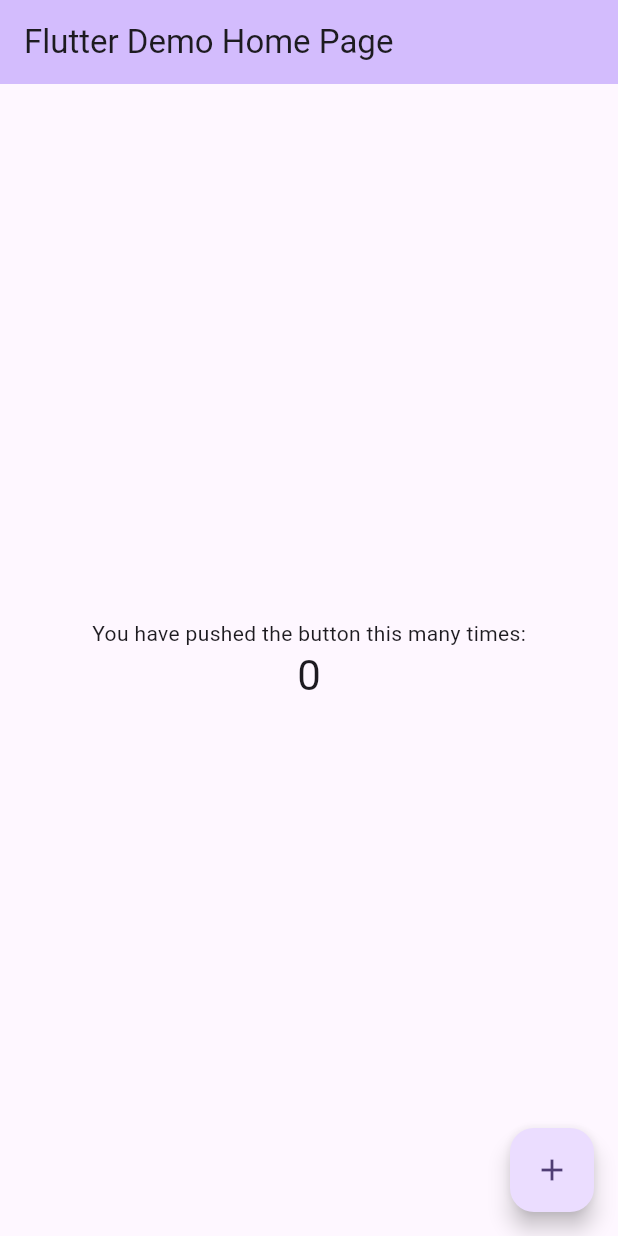
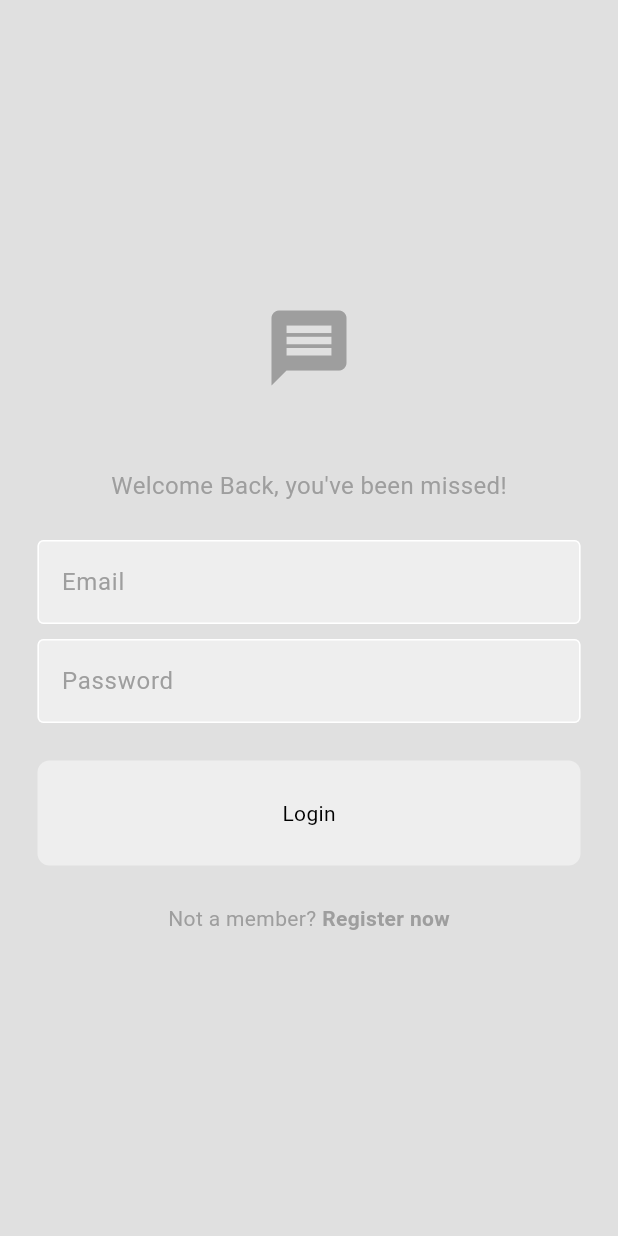
Before and after one commit to iPadKID27/yapping-time, a Flutter app: the screen it shows after launch, on a phone screen of 412 x 824 dp. Run offline on Flutter 3.47's test engine with Material 3 defaults, Android fonts, the phone set to English and light mode, and no system bars.

Commit message:
Add Light mode, Login and Register page

```diff
--- /dev/null
+++ b/lib/auth/loginOrRegister.dart
@@ -0,0 +1,33 @@
+import 'package:flutter/material.dart';
+import 'package:yappingtime/pages/loginPage.dart';
+import 'package:yappingtime/pages/registerPage.dart';
+
+class LoginOrRegisterPage extends StatefulWidget {
+  const LoginOrRegisterPage({super.key});
+
+  @override
+  State<LoginOrRegisterPage> createState() => _LoginOrRegisterPageState();
+}
+
+class _LoginOrRegisterPageState extends State<LoginOrRegisterPage> {
+  bool showLoginPage = true;
+
+  void togglePage() {
+    setState(() {
+      showLoginPage = !showLoginPage;
+    });
+  }
+
+  @override
+  Widget build(BuildContext context) {
+    if (showLoginPage) {
+      return LoginPage(
+        onTap: togglePage,
+      );
+    } else {
+      return RegisterPage(
+        onTap: togglePage,
+      );
+    }
+  }
+}
--- /dev/null
+++ b/lib/components/myButton.dart
@@ -0,0 +1,31 @@
+import 'package:flutter/material.dart';
+
+class MyButton extends StatelessWidget {
+
+  final String text;
+  final void Function()? onTap;
+
+  const MyButton({
+    super.key,
+    required this.text,
+    required this.onTap,
+  });
+
+  @override
+  Widget build(BuildContext context) {
+    return GestureDetector(
+      onTap: onTap,
+      child: Container(
+        decoration: BoxDecoration(
+          color: Theme.of(context).colorScheme.secondary,
+          borderRadius: BorderRadius.circular(8.0),
+        ),
+        padding: EdgeInsets.all(25),
+        margin: EdgeInsets.symmetric(horizontal: 25.0),
+        child: Center(
+          child: Text(text),
+        ),
+      ),
+    );
+  }
+}
--- /dev/null
+++ b/lib/components/myTextfield.dart
@@ -0,0 +1,41 @@
+import 'package:flutter/material.dart';
+
+class MyTestField extends StatelessWidget {
+  final String hintText;
+  final bool obscureText;
+  final TextEditingController controller;
+
+  const MyTestField({
+    super.key,
+    required this.hintText,
+    required this.obscureText,
+    required this.controller,
+  });
+
+  @override
+  Widget build(BuildContext context) {
+    return Padding(
+      padding: const EdgeInsets.symmetric(horizontal: 25.0),
+      child: TextField(
+        obscureText: obscureText,
+        controller: controller,
+        decoration: InputDecoration(
+          enabledBorder: OutlineInputBorder(
+            borderSide: BorderSide(
+              color: Theme.of(context).colorScheme.tertiary,
+            ),
+          ),
+          focusedBorder: OutlineInputBorder(
+            borderSide: BorderSide(
+              color: Theme.of(context).colorScheme.primary,
+            ),
+          ),
+          fillColor: Theme.of(context).colorScheme.secondary,
+          filled: true,
+          hintText: hintText,
+          hintStyle: TextStyle(color: Theme.of(context).colorScheme.primary),
+        ),
+      ),
+    );
+  }
+}
--- a/lib/main.dart
+++ b/lib/main.dart
@@ -1,4 +1,6 @@
 import 'package:flutter/material.dart';
+import 'package:yappingtime/auth/loginOrRegister.dart';
+import 'package:yappingtime/themes/lightMode.dart';
 
 void main() {
   runApp(const MyApp());
@@ -7,116 +9,13 @@
 class MyApp extends StatelessWidget {
   const MyApp({super.key});
 
-  // This widget is the root of your application.
+
   @override
   Widget build(BuildContext context) {
     return MaterialApp(
-      title: 'Flutter Demo',
-      theme: ThemeData(
-        // This is the theme of your application.
-        //
-        // TRY THIS: Try running your application with "flutter run". You'll see
-        // the application has a purple toolbar. Then, without quitting the app,
-        // try changing the seedColor in the colorScheme below to Colors.green
-        // and then invoke "hot reload" (save your changes or press the "hot
-        // reload" button in a Flutter-supported IDE, or press "r" if you used
-        // the command line to start the app).
-        //
-        // Notice that the counter didn't reset back to zero; the application
-        // state is not lost during the reload. To reset the state, use hot
-        // restart instead.
-        //
-        // This works for code too, not just values: Most code changes can be
-        // tested with just a hot reload.
-        colorScheme: ColorScheme.fromSeed(seedColor: Colors.deepPurple),
-      ),
-      home: const MyHomePage(title: 'Flutter Demo Home Page'),
+      debugShowCheckedModeBanner: false,
+      home: LoginOrRegisterPage(),
+      theme: lightMode,
     );
   }
 }
-
-class MyHomePage extends StatefulWidget {
-  const MyHomePage({super.key, required this.title});
-
-  // This widget is the home page of your application. It is stateful, meaning
-  // that it has a State object (defined below) that contains fields that affect
-  // how it looks.
-
-  // This class is the configuration for the state. It holds the values (in this
-  // case the title) provided by the parent (in this case the App widget) and
-  // used by the build method of the State. Fields in a Widget subclass are
-  // always marked "final".
-
-  final String title;
-
-  @override
-  State<MyHomePage> createState() => _MyHomePageState();
-}
-
-class _MyHomePageState extends State<MyHomePage> {
-  int _counter = 0;
-
-  void _incrementCounter() {
-    setState(() {
-      // This call to setState tells the Flutter framework that something has
-      // changed in this State, which causes it to rerun the build method below
-      // so that the display can reflect the updated values. If we changed
-      // _counter without calling setState(), then the build method would not be
-      // called again, and so nothing would appear to happen.
-      _counter++;
-    });
-  }
-
-  @override
-  Widget build(BuildContext context) {
-    // This method is rerun every time setState is called, for instance as done
-    // by the _incrementCounter method above.
-    //
-    // The Flutter framework has been optimized to make rerunning build methods
-    // fast, so that you can just rebuild anything that needs updating rather
-    // than having to individually change instances of widgets.
-    return Scaffold(
-      appBar: AppBar(
-        // TRY THIS: Try changing the color here to a specific color (to
-        // Colors.amber, perhaps?) and trigger a hot reload to see the AppBar
-        // change color while the other colors stay the same.
-        backgroundColor: Theme.of(context).colorScheme.inversePrimary,
-        // Here we take the value from the MyHomePage object that was created by
-        // the App.build method, and use it to set our appbar title.
-        title: Text(widget.title),
-      ),
-      body: Center(
-        // Center is a layout widget. It takes a single child and positions it
-        // in the middle of the parent.
-        child: Column(
-          // Column is also a layout widget. It takes a list of children and
-          // arranges them vertically. By default, it sizes itself to fit its
-          // children horizontally, and tries to be as tall as its parent.
-          //
-          // Column has various properties to control how it sizes itself and
-          // how it positions its children. Here we use mainAxisAlignment to
-          // center the children vertically; the main axis here is the vertical
-          // axis because Columns are vertical (the cross axis would be
-          // horizontal).
-          //
-          // TRY THIS: Invoke "debug painting" (choose the "Toggle Debug Paint"
-          // action in the IDE, or press "p" in the console), to see the
-          // wireframe for each widget.
-          mainAxisAlignment: MainAxisAlignment.center,
-          children: <Widget>[
-            const Text('You have pushed the button this many times:'),
-            Text(
-              '$_counter',
-              style: Theme.of(context).textTheme.headlineMedium,
-            ),
-          ],
-        ),
-      ),
-      floatingActionButton: FloatingActionButton(
-        onPressed: _incrementCounter,
-        tooltip: 'Increment',
-        child: const Icon(Icons.add),
-      ), // This trailing comma makes auto-formatting nicer for build methods.
-    );
-  }
-}
--- /dev/null
+++ b/lib/pages/loginPage.dart
@@ -0,0 +1,82 @@
+import 'package:flutter/material.dart';
+import 'package:yappingtime/components/myButton.dart';
+import 'package:yappingtime/components/myTextfield.dart';
+
+class LoginPage extends StatelessWidget {
+  final TextEditingController emailController = TextEditingController();
+  final TextEditingController passwordController = TextEditingController();
+
+  final void Function()? onTap;
+
+  LoginPage({super.key, required this.onTap});
+
+  void login() {
+
+  }
+
+  @override
+  Widget build(BuildContext context) {
+    return Scaffold(
+      backgroundColor: Theme.of(context).colorScheme.surface,
+      body: Center(
+        child: Column(
+          mainAxisAlignment: MainAxisAlignment.center,
+          children: [
+            Icon(
+              Icons.message,
+              size: 60,
+              color: Theme.of(context).colorScheme.primary,
+            ),
+            SizedBox(height: 50),
+            Text(
+              "Welcome Back, you've been missed!",
+              style: TextStyle(
+                color: Theme.of(context).colorScheme.primary,
+                fontSize: 16,
+              ),
+            ),
+            SizedBox(height: 25),
+            MyTestField(
+              hintText: "Email",
+              obscureText: false,
+              controller: emailController,
+            ),
+            SizedBox(height: 10),
+            MyTestField(
+              hintText: "Password",
+              obscureText: true,
+              controller: passwordController,
+            ),
+            SizedBox(height: 25),
+            MyButton(
+              text: "Login",
+              onTap: login,
+            ),
+            SizedBox(height: 25),
+            Row(
+              mainAxisAlignment: MainAxisAlignment.center,
+              children: [
+                Text(
+                  "Not a member? ",
+                  style: TextStyle(
+                    color: Theme.of(context).colorScheme.primary,
+                  ),
+                ),
+                GestureDetector(
+                  onTap: onTap,
+                  child: Text(
+                    "Register now",
+                    style: TextStyle(
+                      fontWeight: FontWeight.bold,
+                      color: Theme.of(context).colorScheme.primary,
+                    ),
+                    ),
+                ),
+              ],
+            )
+          ],
+        ),
+      ),
+    );
+  }
+}
--- /dev/null
+++ b/lib/themes/lightMode.dart
@@ -0,0 +1,11 @@
+import 'package:flutter/material.dart';
+
+ThemeData lightMode = ThemeData(
+  colorScheme: ColorScheme.light(
+    surface: Colors.grey.shade300,
+    primary: Colors.grey.shade500,
+    secondary: Colors.grey.shade200,
+    tertiary: Colors.white,
+    inversePrimary: Colors.grey.shade300,
+  ),
+);
```
Also changed, not shown: lib/pages/registerPage.dart (added, +89 -0 lines).
